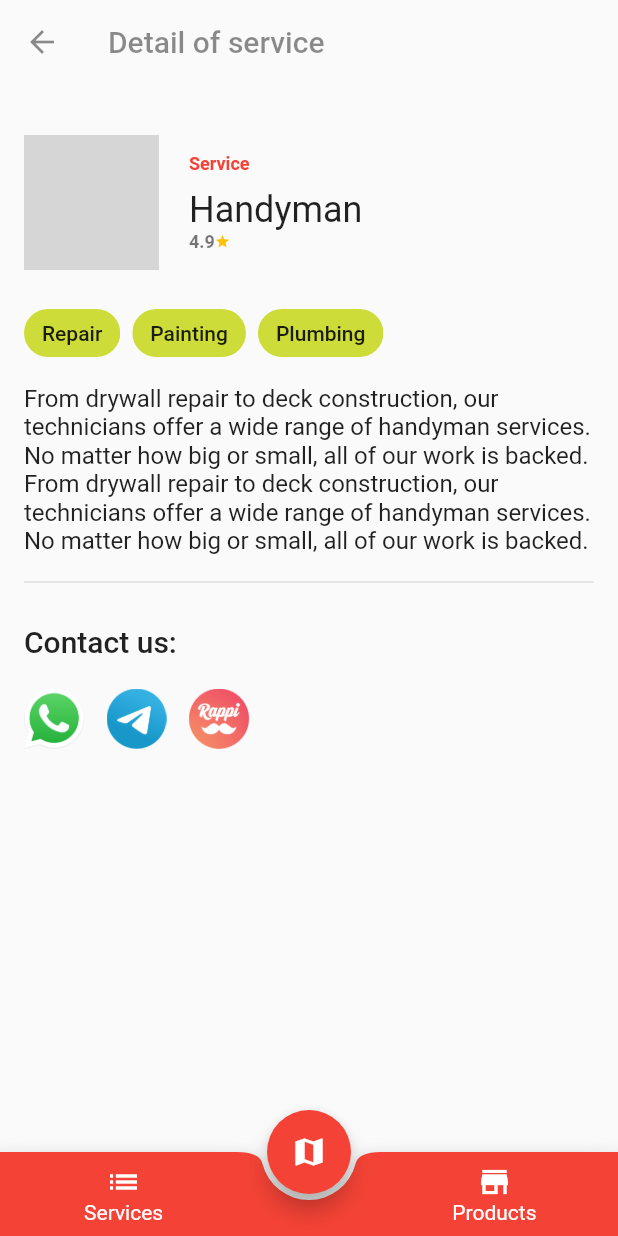
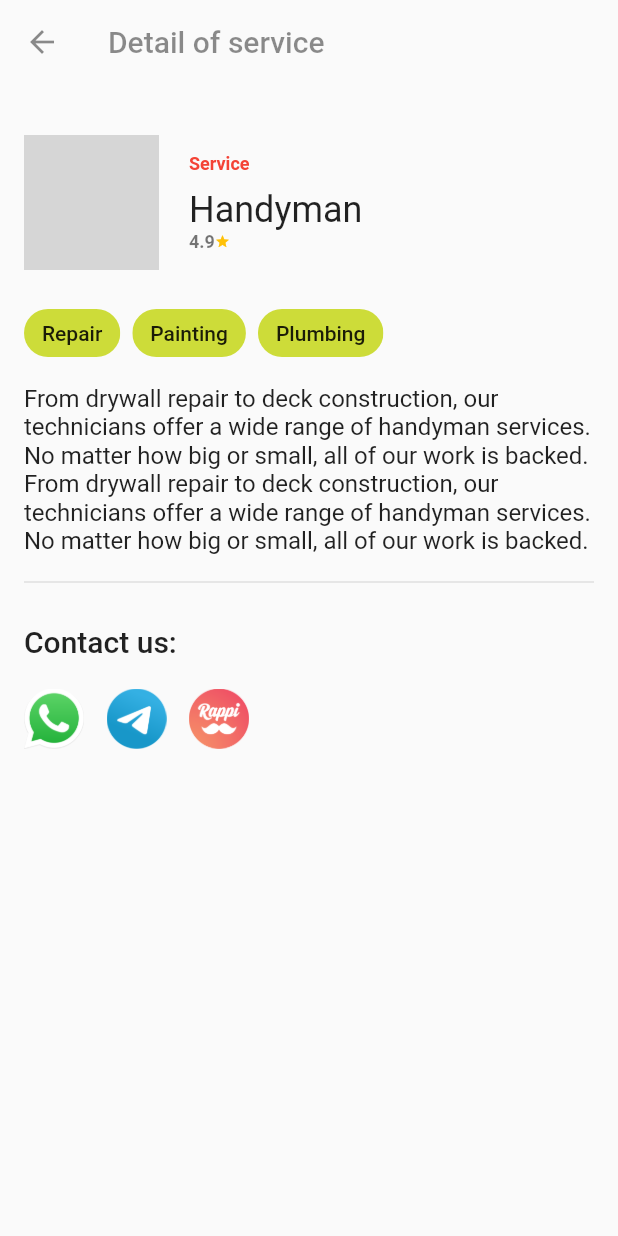
Before and after one commit to rockar06/local-buddy, a Flutter app: the screen it shows after launch, after a tap on "Service", on a phone screen of 412 x 824 dp. Run offline on Flutter 3.47's test engine with Material 2 defaults, Android fonts, the light colour scheme and no system bars; our stand-ins replace google_maps_flutter; network calls fail; grey boxes are pictures that could not be loaded.

Commit message:
Remove bottom app bar from detail view for better navigation inside app

```diff
--- a/lib/detail-view.dart
+++ b/lib/detail-view.dart
@@ -1,7 +1,5 @@
 import 'package:flutter/material.dart';
-import 'package:flutterhackatonapp/components/home_button.dart';
 
-import 'components/custom_bottom_app_bar.dart';
 import 'components/service_avatar.dart';
 
 class DetailView extends StatelessWidget {
@@ -77,25 +75,24 @@ class DetailView extends StatelessWidget {
                       Container(
                           padding: EdgeInsets.only(right: 15.0),
                           child: Image(
-                            image: AssetImage('images/whatsapp.png'), width: 40.0)),
+                              image: AssetImage('images/whatsapp.png'),
+                              width: 40.0)),
                       Container(
                           padding: EdgeInsets.only(right: 15.0),
                           child: Image(
-                            image: AssetImage('images/telegram.png'), width: 40.0)),
+                              image: AssetImage('images/telegram.png'),
+                              width: 40.0)),
                       Container(
                           padding: EdgeInsets.only(right: 15.0),
                           child: Image(
-                            image: AssetImage('images/rappi.png'), width: 40.0))
+                              image: AssetImage('images/rappi.png'),
+                              width: 40.0))
                     ],
                   )
                 ],
               ),
             ],
-        )
-      ),
-      bottomNavigationBar: CustomBottomAppBar(),
-      floatingActionButtonLocation: FloatingActionButtonLocation.centerDocked,
-      floatingActionButton: HomeButton(),
+          )),
     );
   }
 }
```
Lines whose indentation alone changed are shown as unchanged.
